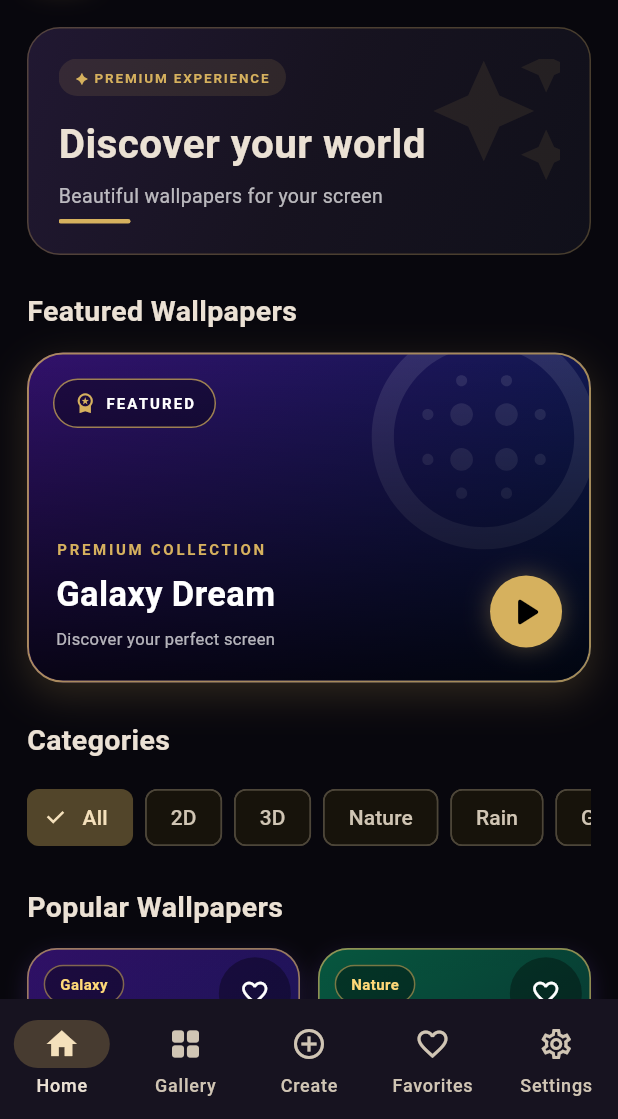
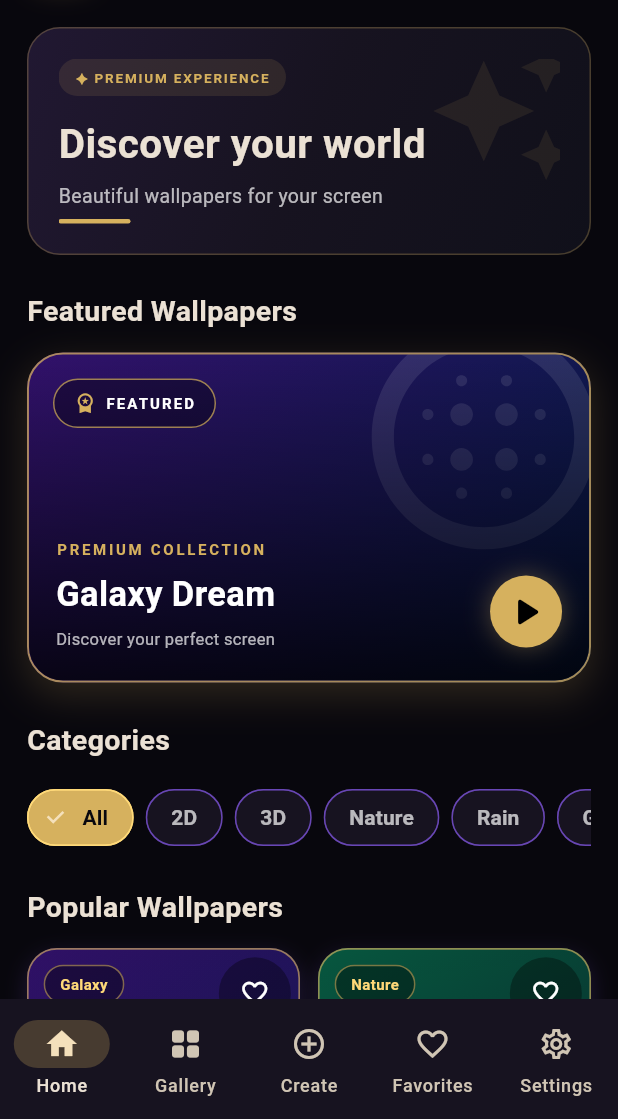
Before and after one commit to ymohammod792-ai/live-wallpaper-pro, a Flutter app: the screen it shows after launch, on a phone screen of 412 x 824 dp, the part 117-1236 px from its top. Run offline on Flutter 3.47's test engine with Material 3 defaults, Android fonts, the phone set to English and light mode, and no system bars; our stand-ins replace image_picker, video_player.

Commit message:
Upgrade premium category chips

```diff
--- a/lib/main.dart
+++ b/lib/main.dart
@@ -419,8 +419,26 @@ class _MainScreenState extends State<MainScreen> {
               return Padding(
                 padding: const EdgeInsets.only(right: 8),
                 child: ChoiceChip(
-                  label: Text(item),
+                  label: Text(
+                    item,
+                    style: TextStyle(
+                      color: category == item
+                          ? const Color(0xFF08070D)
+                          : Colors.white70,
+                      fontWeight: FontWeight.w600,
+                    ),
+                  ),
                   selected: category == item,
+                  selectedColor: const Color(0xFFD6B15E),
+                  backgroundColor: const Color(0xFF171320),
+                  side: BorderSide(
+                    color: category == item
+                        ? const Color(0xFFFFD978)
+                        : const Color(0xFF8B5CF6).withValues(alpha: 0.45),
+                  ),
+                  shape: RoundedRectangleBorder(
+                    borderRadius: BorderRadius.circular(22),
+                  ),
                   onSelected: (_) {
                     setState(() {
                       category = item;
@@ -630,8 +648,26 @@ class _MainScreenState extends State<MainScreen> {
               return Padding(
                 padding: const EdgeInsets.only(right: 8),
                 child: ChoiceChip(
-                  label: Text(item),
+                  label: Text(
+                    item,
+                    style: TextStyle(
+                      color: category == item
+                          ? const Color(0xFF08070D)
+                          : Colors.white70,
+                      fontWeight: FontWeight.w600,
+                    ),
+                  ),
                   selected: category == item,
+                  selectedColor: const Color(0xFFD6B15E),
+                  backgroundColor: const Color(0xFF171320),
+                  side: BorderSide(
+                    color: category == item
+                        ? const Color(0xFFFFD978)
+                        : const Color(0xFF8B5CF6).withValues(alpha: 0.45),
+                  ),
+                  shape: RoundedRectangleBorder(
+                    borderRadius: BorderRadius.circular(22),
+                  ),
                   onSelected: (_) => setState(() => category = item),
                 ),
               );
```
